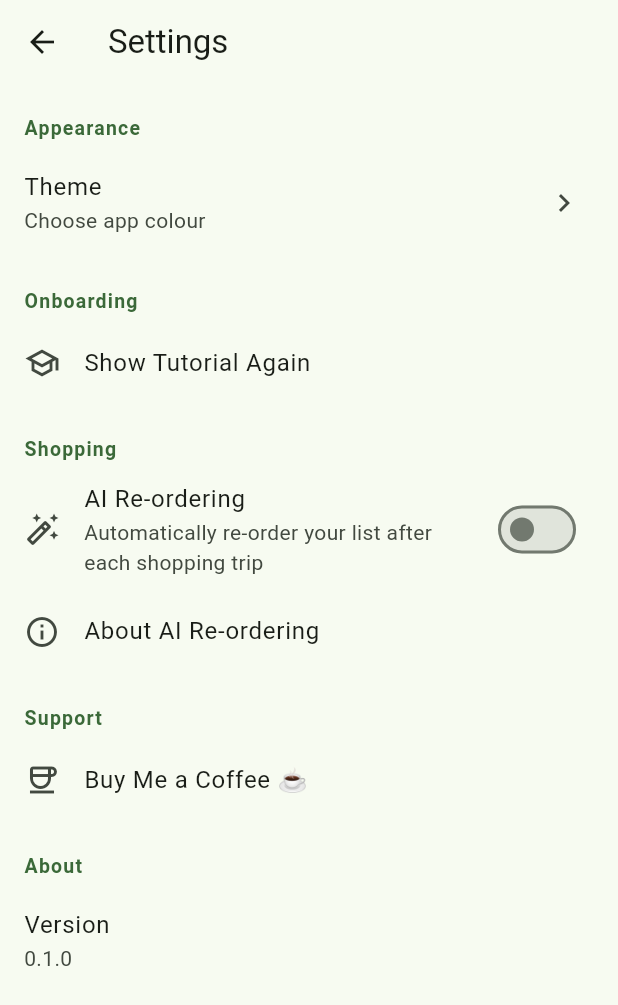
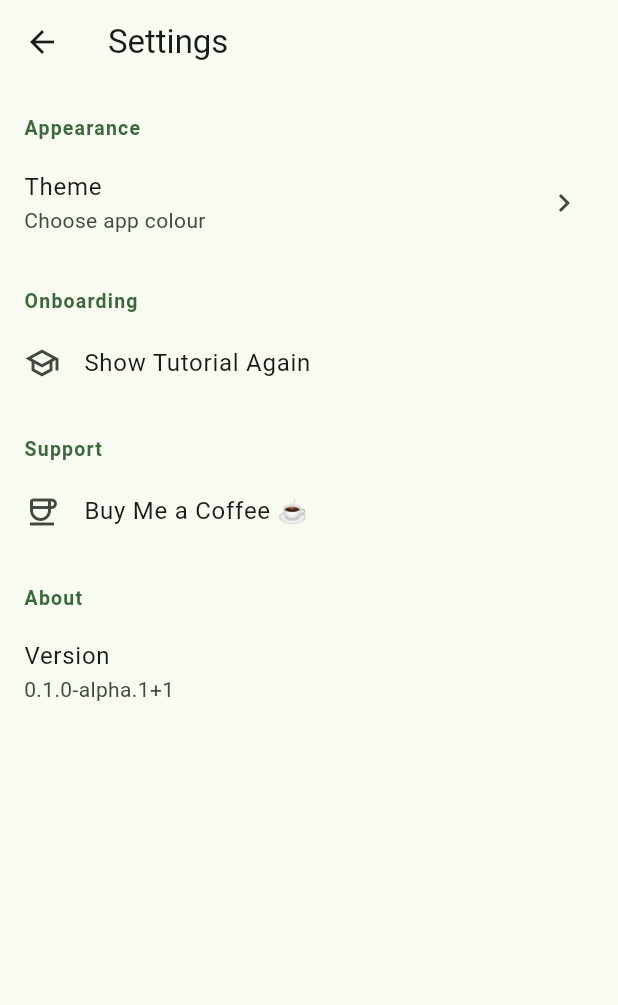
Before and after one commit to PrimedPaul/PrimedGroceryList, a Flutter app: the ShoppingListScreen screen opened directly, after a tap on the "shopping cart" icon, after a tap on the "check circle outline" icon, after a tap on the "settings" icon, on a phone screen of 412 x 824 dp. Shown: the top 1005 px of the screen. Run offline on Flutter 3.47's test engine with Material 3 defaults, Android fonts, the phone set to English and light mode, and no system bars; our stand-ins replace google_fonts, in_app_review, package_info_plus, shared_preferences; accounts and stored records are empty.

Commit message:
fix: resolve alpha release review findings

```diff
--- a/primed_grocery_list/lib/screens/settings_screen.dart
+++ b/primed_grocery_list/lib/screens/settings_screen.dart
@@ -1,11 +1,10 @@
 import 'package:flutter/material.dart';
+import 'package:package_info_plus/package_info_plus.dart';
 import 'package:provider/provider.dart';
 import 'package:url_launcher/url_launcher.dart';
 import '../config.dart';
 import '../models/theme_notifier.dart';
-import '../services/completion_service.dart';
 import '../services/tutorial_service.dart';
-import 'tutorial_sheet.dart';
 
 class SettingsScreen extends StatefulWidget {
   const SettingsScreen({super.key});
@@ -15,21 +14,12 @@ class SettingsScreen extends StatefulWidget {
 }
 
 class _SettingsScreenState extends State<SettingsScreen> {
-  // Holds the AI re-ordering preference loaded from SharedPreferences.
-  // Starts false until _loadAiReorderPreference() completes.
-  bool _aiReorderEnabled = false;
+  late final Future<PackageInfo> _packageInfo;
 
   @override
   void initState() {
     super.initState();
-    _loadAiReorderPreference();
-  }
-
-  // Loads the saved preference asynchronously and rebuilds when it arrives.
-  Future<void> _loadAiReorderPreference() async {
-    final enabled = await CompletionService.getAiReorderEnabled();
-    // Guard against the widget being disposed while we awaited.
-    if (mounted) setState(() => _aiReorderEnabled = enabled);
+    _packageInfo = PackageInfo.fromPlatform();
   }
 
   // Helper that renders a muted section header above a group of tiles.
@@ -96,51 +86,9 @@ class _SettingsScreenState extends State<SettingsScreen> {
             onTap: () async {
               await TutorialService.reset();
               if (context.mounted) {
-                // Close settings so the tutorial appears over HomeScreen.
-                Navigator.of(context).pop();
-                await showTutorialSheet(context);
+                Navigator.of(context).pop(true);
               }
             },
-          ),
-
-          // ── Shopping ──────────────────────────────────────────────────
-          _sectionHeader(context, 'Shopping'),
-          // Toggle for AI-powered list re-ordering after each shopping trip.
-          SwitchListTile(
-            secondary: const Icon(Icons.auto_fix_high_outlined),
-            title: const Text('AI Re-ordering'),
-            subtitle: const Text(
-              'Automatically re-order your list after each shopping trip',
-            ),
-            value: _aiReorderEnabled,
-            onChanged: (value) async {
-              // Update UI immediately, then persist the preference.
-              setState(() => _aiReorderEnabled = value);
-              await CompletionService.setAiReorderEnabled(value);
-            },
-          ),
-          // Info tile that explains what AI re-ordering does.
-          ListTile(
-            leading: const Icon(Icons.info_outline),
-            title: const Text('About AI Re-ordering'),
-            onTap: () => showDialog<void>(
-              context: context,
-              builder: (ctx) => AlertDialog(
-                title: const Text('AI Re-ordering'),
-                content: const Text(
-                  'When enabled, Primed will automatically re-order your shopping list '
-                  'based on your shopping patterns — putting frequently bought-together '
-                  'items near each other.\n\n'
-                  'This feature is coming soon!',
-                ),
-                actions: [
-                  TextButton(
-                    onPressed: () => Navigator.of(ctx).pop(),
-                    child: const Text('Got it'),
-                  ),
-                ],
-              ),
-            ),
           ),
 
           // ── Support ─────────────────────────────────────────────────────
@@ -154,10 +102,16 @@ class _SettingsScreenState extends State<SettingsScreen> {
 
           // ── About ───────────────────────────────────────────────────────
           _sectionHeader(context, 'About'),
-          const ListTile(
-            title: Text('Version'),
-            subtitle: Text('0.1.0'),
-            // No action needed — purely informational.
+          FutureBuilder<PackageInfo>(
+            future: _packageInfo,
+            builder: (context, snapshot) => ListTile(
+              title: const Text('Version'),
+              subtitle: Text(
+                snapshot.hasData
+                    ? '${snapshot.data!.version}+${snapshot.data!.buildNumber}'
+                    : 'Loading...',
+              ),
+            ),
           ),
         ],
       ),
@@ -183,7 +137,8 @@ class _ThemePickerScreen extends StatelessWidget {
             title: Text(option.label),
             // Show a checkmark next to the currently selected colour.
             trailing: isSelected
-                ? Icon(Icons.check, color: Theme.of(context).colorScheme.primary)
+                ? Icon(Icons.check,
+                    color: Theme.of(context).colorScheme.primary)
                 : null,
             onTap: () => context.read<ThemeNotifier>().setColor(option.color),
           );
--- a/primed_grocery_list/lib/screens/shopping_list_screen.dart
+++ b/primed_grocery_list/lib/screens/shopping_list_screen.dart
@@ -5,12 +5,11 @@ import 'package:flutter/services.dart';
 import 'package:provider/provider.dart';
 import '../models/shopping_item_list_model.dart';
 import '../models/shopping_item_model.dart';
-import '../services/completion_service.dart';
 import '../services/rating_service.dart';
 import 'settings_screen.dart';
+import 'tutorial_sheet.dart';
 // AddItemScreen is defined at the bottom of this file so we don't have
 // to depend on a separate file that may be missing.
-
 
 // ShoppingListScreen stays a StatefulWidget because it owns several pieces of
 // local UI state (_editingView, _isPlacingNewItem, _snackBarTimer, etc.).
@@ -57,20 +56,12 @@ class _ShoppingListScreenState extends State<ShoppingListScreen> {
   }
 
   Future<void> _toggleView(bool editing) async {
+    if (_editingView == editing) return;
     _snackBarTimer?.cancel();
     ScaffoldMessenger.of(context).hideCurrentSnackBar();
     setState(() {
       _editingView = editing;
     });
-
-    // When the user switches TO shopping mode, record the session.
-    // If the rating threshold is reached, show the prompt.
-    if (!editing) {
-      final shouldPrompt = await RatingService.recordShoppingSession();
-      if (shouldPrompt && mounted) {
-        _showRatingPrompt();
-      }
-    }
   }
 
   /// Shows a bottom sheet asking the user to rate the app.
@@ -96,8 +87,10 @@ class _ShoppingListScreenState extends State<ShoppingListScreen> {
               style: TextStyle(color: Colors.black54),
             ),
             const SizedBox(height: 20),
-            Row(
-              mainAxisAlignment: MainAxisAlignment.spaceEvenly,
+            Wrap(
+              alignment: WrapAlignment.spaceEvenly,
+              spacing: 8,
+              runSpacing: 8,
               children: [
                 TextButton(
                   onPressed: () async {
@@ -107,7 +100,10 @@ class _ShoppingListScreenState extends State<ShoppingListScreen> {
                   child: const Text("Don't Ask Again"),
                 ),
                 TextButton(
-                  onPressed: () => Navigator.of(ctx).pop(),
+                  onPressed: () async {
+                    Navigator.of(ctx).pop();
+                    await RatingService.deferReview();
+                  },
                   child: const Text('Maybe Later'),
                 ),
                 ElevatedButton(
@@ -154,48 +150,8 @@ class _ShoppingListScreenState extends State<ShoppingListScreen> {
     await m.clearAllBought();
   }
 
-  /// Shows the first-time AI re-ordering prompt and saves the user's choice.
-  /// Called at most once — subsequent taps skip straight to the animation.
-  Future<void> _showAiReorderPrompt() async {
-    // Mark as shown first so a crash during the dialog doesn't re-show it.
-    await CompletionService.markAiReorderPromptShown();
-    if (!mounted) return;
-    final enabled = await showDialog<bool>(
-      context: context,
-      barrierDismissible: false,
-      builder: (ctx) => AlertDialog(
-        title: const Text('Smart list re-ordering 🛒'),
-        content: const Text(
-          'After each shopping trip, Primed can automatically re-order your list '
-          'based on how you typically shop.\n\n'
-          'You can always change this in Settings → Shopping.',
-        ),
-        actions: [
-          TextButton(
-            onPressed: () => Navigator.of(ctx).pop(false),
-            child: const Text('No thanks'),
-          ),
-          ElevatedButton(
-            onPressed: () => Navigator.of(ctx).pop(true),
-            child: const Text('Enable'),
-          ),
-        ],
-      ),
-    );
-    if (enabled == true) {
-      await CompletionService.setAiReorderEnabled(true);
-    }
-  }
-
   /// Called when the user taps the "Complete Shopping" FAB.
   Future<void> _handleCompleteShoppingTap() async {
-    // On the very first completion, ask about AI re-ordering.
-    final promptShown = await CompletionService.hasShownAiReorderPrompt();
-    if (!promptShown && mounted) {
-      await _showAiReorderPrompt();
-    }
-    if (!mounted) return;
-    // Show the celebration overlay; _onCompletionAnimationDone is called when it finishes.
     setState(() => _showCompletionOverlay = true);
   }
 
@@ -205,7 +161,10 @@ class _ShoppingListScreenState extends State<ShoppingListScreen> {
     setState(() => _showCompletionOverlay = false);
     final m = context.read<ShoppingItemListNotifier>();
     await m.clearAllBought();
-    if (mounted) _toggleView(true);
+    if (!mounted) return;
+    await _toggleView(true);
+    final shouldPrompt = await RatingService.recordCompletedShoppingSession();
+    if (shouldPrompt && mounted) _showRatingPrompt();
   }
 
   /// Formats a [DateTime] as a short human-readable age string.
@@ -246,7 +205,9 @@ class _ShoppingListScreenState extends State<ShoppingListScreen> {
           label: 'Undo',
           onPressed: () async {
             _snackBarTimer?.cancel();
-            await context.read<ShoppingItemListNotifier>().restoreItem(deletedItem, index: deletedIndex);
+            await context
+                .read<ShoppingItemListNotifier>()
+                .restoreItem(deletedItem, index: deletedIndex);
             if (!mounted) return;
             if (_newItemId == deletedItemId) {
               setState(() {
@@ -273,6 +234,7 @@ class _ShoppingListScreenState extends State<ShoppingListScreen> {
       padding: const EdgeInsets.only(bottom: 88),
       itemCount: visibleItems.length,
       autoScrollerVelocityScalar: 50.0,
+      // ignore: deprecated_member_use
       onReorder: (oldIndex, newIndex) {
         if (_editingView) {
           model.reorder(oldIndex, newIndex);
@@ -287,12 +249,13 @@ class _ShoppingListScreenState extends State<ShoppingListScreen> {
           model.reorder(modelOldIndex, modelNewIndex);
         }
       },
-      itemBuilder: (context, index) =>
-          _buildItem(model, visibleItems[index], isReorderable: true, index: index),
+      itemBuilder: (context, index) => _buildItem(model, visibleItems[index],
+          isReorderable: true, index: index),
     );
   }
 
-  Widget _buildItem(ShoppingItemListNotifier model, ShoppingItem item, {required bool isReorderable, required int index}) {
+  Widget _buildItem(ShoppingItemListNotifier model, ShoppingItem item,
+      {required bool isReorderable, required int index}) {
     if (!_editingView) {
       return _ShoppingModeItem(
         key: ValueKey(item.id),
@@ -330,12 +293,15 @@ class _ShoppingListScreenState extends State<ShoppingListScreen> {
               _ItemQuantityCounter(
                 quantity: item.quantity,
                 unit: item.unit,
-                onDecrement: () =>
-                    context.read<ShoppingItemListNotifier>().updateQuantity(item.id, item.quantity - 1),
-                onIncrement: () =>
-                    context.read<ShoppingItemListNotifier>().updateQuantity(item.id, item.quantity + 1),
-                onUnitChanged: (newUnit) =>
-                    context.read<ShoppingItemListNotifier>().updateUnit(item.id, newUnit),
+                onDecrement: () => context
+                    .read<ShoppingItemListNotifier>()
+                    .updateQuantity(item.id, item.quantity - 1),
+                onIncrement: () => context
+                    .read<ShoppingItemListNotifier>()
+                    .updateQuantity(item.id, item.quantity + 1),
+                onUnitChanged: (newUnit) => context
+                    .read<ShoppingItemListNotifier>()
+                    .updateUnit(item.id, newUnit),
               ),
               const SizedBox(width: 4),
               if (isReorderable)
@@ -372,16 +338,25 @@ class _ShoppingListScreenState extends State<ShoppingListScreen> {
             IconButton(
               icon: const Icon(Icons.settings_outlined),
               tooltip: 'Settings',
-              onPressed: () => Navigator.of(context).push(
-                MaterialPageRoute(builder: (_) => const SettingsScreen()),
-              ),
+              onPressed: () async {
+                final showTutorial = await Navigator.of(context).push<bool>(
+                  MaterialPageRoute(builder: (_) => const SettingsScreen()),
+                );
+                if (showTutorial == true && context.mounted) {
+                  await showTutorialSheet(context);
+                }
+              },
             ),
           ],
         ),
         body: Stack(
           children: [
-            (items.isEmpty || (!_editingView && items.every((i) => i.quantity == 0)))
-                ? Center(child: Text(items.isEmpty ? 'No items yet — add one!' : 'No items to shop for'))
+            (items.isEmpty ||
+                    (!_editingView && items.every((i) => i.quantity == 0)))
+                ? Center(
+                    child: Text(items.isEmpty
+                        ? 'No items yet — add one!'
+                        : 'No items to shop for'))
                 : _buildList(),
             Positioned(
               left: 16,
@@ -395,7 +370,8 @@ class _ShoppingListScreenState extends State<ShoppingListScreen> {
                   onPressed: (index) => _toggleView(index == 0),
                   borderRadius: BorderRadius.circular(28),
                   renderBorder: false,
-                  constraints: const BoxConstraints(minWidth: 56, minHeight: 56),
+                  constraints:
+                      const BoxConstraints(minWidth: 56, minHeight: 56),
                   children: const [
                     Icon(Icons.edit, semanticLabel: 'Edit mode'),
                     Icon(Icons.shopping_cart, semanticLabel: 'Shopping mode'),
@@ -414,7 +390,8 @@ class _ShoppingListScreenState extends State<ShoppingListScreen> {
                   child: Center(
                     child: Text(
                       'Last updated ${_formatLastUpdated(model.activeList!.lastUpdated!)}',
-                      style: const TextStyle(color: Colors.black38, fontSize: 11),
+                      style:
+                          const TextStyle(color: Colors.black38, fontSize: 11),
                     ),
                   ),
                 ),
@@ -453,12 +430,14 @@ class _ShoppingListScreenState extends State<ShoppingListScreen> {
                           ScaffoldMessenger.of(context).hideCurrentSnackBar();
                           // Capture the model before the async gap (Navigator.push await).
                           final m = context.read<ShoppingItemListNotifier>();
-                          final name = await Navigator.of(context).push<String?>(
+                          final name =
+                              await Navigator.of(context).push<String?>(
                             MaterialPageRoute(
                                 builder: (_) => const AddItemScreen()),
                           );
                           if (name != null && name.isNotEmpty) {
                             await m.add(name);
+                            if (!mounted) return;
                             final newItem = m.items.last;
                             setState(() {
                               _isPlacingNewItem = true;
@@ -466,18 +445,22 @@ class _ShoppingListScreenState extends State<ShoppingListScreen> {
                             });
                             // Only move to middle when the list overflows the screen.
                             // Check after the frame so the scroll extent is up to date.
-                            WidgetsBinding.instance.addPostFrameCallback((_) async {
+                            WidgetsBinding.instance
+                                .addPostFrameCallback((_) async {
                               if (!mounted) return;
                               final overflows = _scrollController.hasClients &&
-                                  _scrollController.position.maxScrollExtent > 0;
+                                  _scrollController.position.maxScrollExtent >
+                                      0;
                               if (overflows) {
                                 // context.read is safe here — addPostFrameCallback
                                 // runs synchronously within the same frame boundary.
-                                final notifier = context.read<ShoppingItemListNotifier>();
+                                final notifier =
+                                    context.read<ShoppingItemListNotifier>();
                                 final currentIndex = notifier.items.length - 1;
                                 final middleIndex = notifier.items.length ~/ 2;
                                 if (currentIndex != middleIndex) {
-                                  await notifier.reorder(currentIndex, middleIndex);
+                                  await notifier.reorder(
+                                      currentIndex, middleIndex);
                                 }
                               }
                             });
@@ -509,7 +492,6 @@ class _ShoppingListScreenState extends State<ShoppingListScreen> {
     );
   }
 }
-
 
 // ---------------------------------------------------------------------------
 // Paints the strikethrough brush-stroke image using BlendMode.multiply so
@@ -622,8 +604,8 @@ class _ShoppingModeItemState extends State<_ShoppingModeItem>
   }
 
   void _animateTo(double target, {VoidCallback? onComplete}) {
-    _fingerAnim = Tween<double>(begin: _fingerFrac, end: target)
-        .animate(CurvedAnimation(parent: _animController, curve: Curves.easeOut));
+    _fingerAnim = Tween<double>(begin: _fingerFrac, end: target).animate(
+        CurvedAnimation(parent: _animController, curve: Curves.easeOut));
     _animController.forward(from: 0.0).then((_) {
       if (mounted) {
         setState(() => _fingerFrac = target);
@@ -672,7 +654,8 @@ class _ShoppingModeItemState extends State<_ShoppingModeItem>
       child: AnimatedBuilder(
         animation: _animController,
         builder: (context, _) {
-          final frac = _animController.isAnimating ? _fingerAnim.value : _fingerFrac;
+          final frac =
+              _animController.isAnimating ? _fingerAnim.value : _fingerFrac;
           final isBought = widget.item.bought;
           // Drawing (not bought): line reveals right-to-left → clip [frac, 1.0]
           //   frac=1.0 → empty, frac=0.0 → full line
@@ -702,7 +685,8 @@ class _ShoppingModeItemState extends State<_ShoppingModeItem>
                       final showUnit = widget.item.unit != 'qty';
                       return Container(
                         constraints: const BoxConstraints(minWidth: 30),
-                        padding: const EdgeInsets.symmetric(horizontal: 8, vertical: 3),
+                        padding: const EdgeInsets.symmetric(
+                            horizontal: 8, vertical: 3),
                         decoration: BoxDecoration(
                           color: primary.withValues(alpha: 0.12),
                           borderRadius: BorderRadius.circular(10),
@@ -718,7 +702,8 @@ class _ShoppingModeItemState extends State<_ShoppingModeItem>
                                     style: TextStyle(
                                       fontSize: 14,
                                       fontWeight: FontWeight.w600,
-                                      color: isBought ? Colors.black38 : primary,
+                                      color:
+                                          isBought ? Colors.black38 : primary,
                                     ),
                                   ),
                                   Text(
@@ -727,7 +712,8 @@ class _ShoppingModeItemState extends State<_ShoppingModeItem>
                                     style: TextStyle(
                                       fontSize: 10,
                                       fontWeight: FontWeight.w500,
-                                      color: isBought ? Colors.black38 : primary,
+                                      color:
+                                          isBought ? Colors.black38 : primary,
                                     ),
                                   ),
                                 ],
@@ -756,7 +742,8 @@ class _ShoppingModeItemState extends State<_ShoppingModeItem>
                   child: ClipRect(
                     clipper: _TwoEdgeClipper(left: clipLeft, right: clipRight),
                     child: CustomPaint(
-                      painter: _StrikethroughPainter(widget.strikethroughImage!),
+                      painter:
+                          _StrikethroughPainter(widget.strikethroughImage!),
                     ),
                   ),
                 ),
@@ -837,7 +824,8 @@ class _ItemQuantityCounter extends StatelessWidget {
     return Row(
       mainAxisSize: MainAxisSize.min,
       children: [
-        _CounterBtn(icon: Icons.remove, onTap: quantity > 0 ? onDecrement : null),
+        _CounterBtn(
+            icon: Icons.remove, onTap: quantity > 0 ? onDecrement : null),
         // GestureDetector wraps the badge so long-press opens the unit picker.
         GestureDetector(
           onLongPress: () => _showUnitPicker(context),
@@ -969,8 +957,8 @@ class _CompletionOverlayState extends State<_CompletionOverlay>
     _opacity = TweenSequence<double>([
       TweenSequenceItem(tween: ConstantTween(1.0), weight: 60),
       TweenSequenceItem(
-        tween: Tween(begin: 1.0, end: 0.0)
-            .chain(CurveTween(curve: Curves.easeIn)),
+        tween:
+            Tween(begin: 1.0, end: 0.0).chain(CurveTween(curve: Curves.easeIn)),
         weight: 40,
       ),
     ]).animate(_ctrl);
--- a/primed_grocery_list/lib/services/completion_service.dart
+++ /dev/null
@@ -1,40 +0,0 @@
-import 'package:shared_preferences/shared_preferences.dart';
-
-/// Manages AI re-ordering preferences using SharedPreferences.
-/// This lets us remember whether the user has seen the AI re-order prompt
-/// and whether they have enabled AI re-ordering, across app restarts.
-class CompletionService {
-  // The key used to store whether the first-time AI re-order prompt has been shown.
-  static const _promptShownKey = 'ai_reorder_prompt_shown';
-
-  // The key used to store the user's AI re-ordering enabled/disabled preference.
-  static const _enabledKey = 'ai_reorder_enabled';
-
-  /// Returns true if the first-time AI re-order prompt has already been shown.
-  /// On first install the key won't exist, so this returns false.
-  static Future<bool> hasShownAiReorderPrompt() async {
-    final prefs = await SharedPreferences.getInstance();
-    return prefs.getBool(_promptShownKey) ?? false;
-  }
-
-  /// Marks the first-time prompt as shown so it won't appear again.
-  /// Call this after the prompt is displayed to the user.
-  static Future<void> markAiReorderPromptShown() async {
-    final prefs = await SharedPreferences.getInstance();
-    await prefs.setBool(_promptShownKey, true);
-  }
-
-  /// Returns whether AI re-ordering is enabled.
-  /// Defaults to false if the user has never set a preference.
-  static Future<bool> getAiReorderEnabled() async {
-    final prefs = await SharedPreferences.getInstance();
-    return prefs.getBool(_enabledKey) ?? false;
-  }
-
-  /// Saves the user's AI re-ordering preference.
-  /// Pass true to enable AI re-ordering, false to disable it.
-  static Future<void> setAiReorderEnabled(bool enabled) async {
-    final prefs = await SharedPreferences.getInstance();
-    await prefs.setBool(_enabledKey, enabled);
-  }
-}
--- a/primed_grocery_list/lib/services/rating_service.dart
+++ b/primed_grocery_list/lib/services/rating_service.dart
@@ -1,4 +1,6 @@
+import 'package:flutter/foundation.dart';
 import 'package:in_app_review/in_app_review.dart';
+import 'package:flutter/services.dart';
 import 'package:shared_preferences/shared_preferences.dart';
 
 /// Tracks how many times the user has entered shopping mode and
@@ -6,30 +8,49 @@ import 'package:shared_preferences/shared_preferences.dart';
 class RatingService {
   static const _sessionKey = 'shopping_sessions_count';
   static const _declinedKey = 'rating_declined';
-  // Show the prompt after this many shopping-mode entries.
+  static const _nextPromptKey = 'rating_next_prompt_session';
   static const int _promptAfterSessions = 3;
+  @visibleForTesting
+  static bool? debugIsSupportedPlatform;
 
-  /// Called each time the user switches to shopping mode.
+  static bool get isSupportedPlatform =>
+      debugIsSupportedPlatform ??
+      (!kIsWeb &&
+          (defaultTargetPlatform == TargetPlatform.android ||
+              defaultTargetPlatform == TargetPlatform.iOS));
+
+  /// Called when the user completes a shopping trip.
   /// Returns true when the rating prompt should be shown.
-  static Future<bool> recordShoppingSession() async {
+  static Future<bool> recordCompletedShoppingSession() async {
+    if (!isSupportedPlatform) return false;
     final prefs = await SharedPreferences.getInstance();
-    // If the user already declined, never prompt again.
     if (prefs.getBool(_declinedKey) ?? false) return false;
     final count = (prefs.getInt(_sessionKey) ?? 0) + 1;
     await prefs.setInt(_sessionKey, count);
-    // Only prompt at exactly the threshold to avoid spamming.
-    return count == _promptAfterSessions;
+    final nextPrompt = prefs.getInt(_nextPromptKey) ?? _promptAfterSessions;
+    return count >= nextPrompt;
   }
 
   /// Call when the user taps "Rate Now".
   static Future<void> requestReview() async {
+    if (!isSupportedPlatform) return;
     final inAppReview = InAppReview.instance;
-    if (await inAppReview.isAvailable()) {
-      await inAppReview.requestReview();
-    } else {
-      // Fallback: open the store page directly.
-      await inAppReview.openStoreListing();
+    try {
+      if (await inAppReview.isAvailable()) {
+        await inAppReview.requestReview();
+      } else {
+        await inAppReview.openStoreListing();
+      }
+    } on MissingPluginException {
+      return;
     }
+  }
+
+  /// Defers the next prompt until three more completed shopping trips.
+  static Future<void> deferReview() async {
+    final prefs = await SharedPreferences.getInstance();
+    final count = prefs.getInt(_sessionKey) ?? 0;
+    await prefs.setInt(_nextPromptKey, count + _promptAfterSessions);
   }
 
   /// Call when the user taps "Don't Ask Again".
--- a/primed_grocery_list/pubspec.yaml
+++ b/primed_grocery_list/pubspec.yaml
@@ -14,6 +14,7 @@ dependencies:
   provider: ^6.1.2
   url_launcher: ^6.3.0
   in_app_review: ^2.0.9
+  package_info_plus: ^8.0.0
 
 dev_dependencies:
   flutter_test:
```
Also changed, not shown: primed_grocery_list/lib/screens/home_screen.dart (+11 -4 lines), primed_grocery_list/pubspec.lock, 5 other files.
